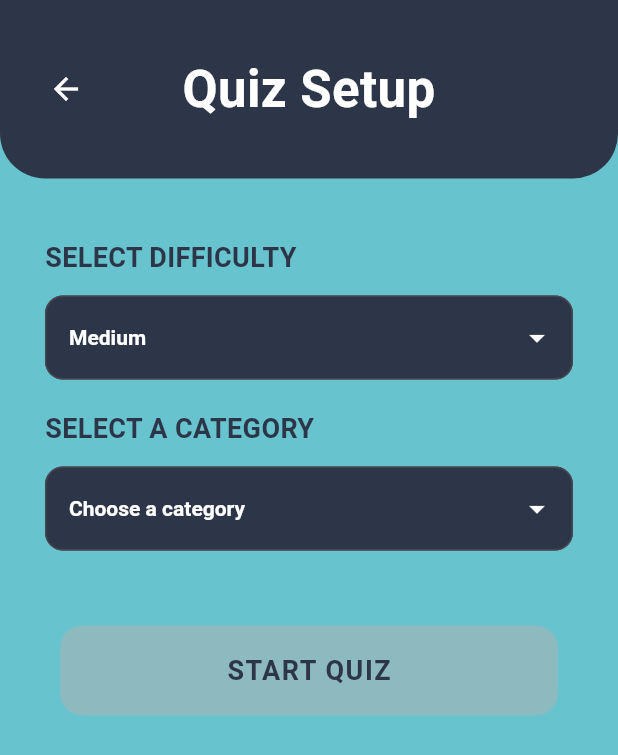
After one commit to MatthewRSM/last_question, a Flutter app: the screen it shows after launch, after a tap on "SETUP QUIZ", on a phone screen of 412 x 824 dp. The commit adds this screen. Shown: the top 755 px of the screen. Run offline on Flutter 3.47's test engine with Material 3 defaults, Android fonts, the phone set to English and light mode, and no system bars.

Commit message:
Quiz Setup Screen Commit

```diff
--- a/lib/screens/home_screen.dart
+++ b/lib/screens/home_screen.dart
@@ -1,5 +1,6 @@
 import 'package:flutter/material.dart';
 import '../theme/app_colours.dart';
+import 'quiz_setup_screen.dart';
 
 class HomeScreen extends StatelessWidget {
 
@@ -51,14 +52,21 @@ class HomeScreen extends StatelessWidget {
                                 ),
                                 // Spacing
                                 const SizedBox(height: 50),
-                                // Start Quiz Button
+                                // Setup Quiz Button
                                 Padding (
                                     padding: const EdgeInsets.symmetric(horizontal: 40),
                                     child: SizedBox(
                                         width: double.infinity,
                                         height: 60,
                                         child: ElevatedButton(
-                                            onPressed: () {},
+                                            onPressed: () {
+                                                Navigator.push(
+                                                    context,
+                                                    MaterialPageRoute(
+                                                        builder: (context) => QuizSetupScreen(),
+                                                    ),
+                                                );
+                                            },
                                             style: ElevatedButton.styleFrom(
                                                 backgroundColor: AppColours.white,
                                                 foregroundColor: AppColours.foreground,
@@ -68,7 +76,38 @@ class HomeScreen extends StatelessWidget {
                                                 elevation: 0,
                                             ),
                                             child: const Text(
-                                                'START QUIZ',
+                                                'SETUP QUIZ',
+                                                style: TextStyle(
+                                                    fontSize: 18,
+                                                    fontWeight: FontWeight.bold,
+                                                    letterSpacing: 1,
+                                                ),
+                                            ),
+                                        ),
+                                    ),
+                                ),
+                                // Spacing
+                                const SizedBox(height: 15),
+                                // Leaderboard Button
+                                Padding (
+                                    padding: const EdgeInsets.symmetric(horizontal: 40),
+                                    child: SizedBox(
+                                        width: double.infinity,
+                                        height: 60,
+                                        child: ElevatedButton(
+                                            onPressed: () {
+                                                // Navigation too be added
+                                            },
+                                            style: ElevatedButton.styleFrom(
+                                                backgroundColor: AppColours.foreground,
+                                                foregroundColor: AppColours.white,
+                                                shape: RoundedRectangleBorder(
+                                                    borderRadius: BorderRadius.circular(15),
+                                                ),
+                                                elevation: 0,
+                                            ),
+                                            child: const Text(
+                                                'LEADERBOARD',
                                                 style: TextStyle(
                                                     fontSize: 18,
                                                     fontWeight: FontWeight.bold,
--- /dev/null
+++ b/lib/screens/quiz_screen.dart
@@ -0,0 +1,24 @@
+import 'package:flutter/material.dart';
+import '../theme/app_colours.dart';
+import '../theme/trivia_categories.dart';
+
+class QuizScreen extends StatelessWidget {
+
+    const QuizScreen({
+        super.key,
+        required this.difficulty,
+        required this.categoryId,
+        required this.categoryName,
+    });
+
+    final String difficulty;
+    final int categoryId;
+    final String categoryName;
+
+    @override
+    Widget build(BuildContext context) {
+        return const Scaffold(
+            body: SizedBox(),
+        );
+    }
+}
--- /dev/null
+++ b/lib/screens/quiz_setup_screen.dart
@@ -0,0 +1,230 @@
+import 'package:flutter/material.dart';
+import '../theme/app_colours.dart';
+import '../theme/trivia_categories.dart';
+import 'quiz_screen.dart';
+
+class QuizSetupScreen extends StatefulWidget {
+    const QuizSetupScreen({super.key});
+
+    @override
+    State<QuizSetupScreen> createState() => _QuizSetupScreenState();
+}
+
+class _QuizSetupScreenState extends State<QuizSetupScreen> {
+
+    String selectedDifficulty = "Medium";
+    String? selectedCategory;
+
+    @override
+    Widget build(BuildContext context) {
+        return Scaffold(
+            backgroundColor: AppColours.background,
+            body: SafeArea(
+                child: Stack(
+                    children: [
+                        Column(
+                            children: [
+                                // Header
+                                Container(
+                                    width: double.infinity,
+                                    padding: const EdgeInsets.symmetric(
+                                        vertical: 35,
+                                        horizontal: 20,
+                                    ),
+                                    decoration: const BoxDecoration(
+                                        color: AppColours.foreground,
+                                        borderRadius: BorderRadius.vertical(
+                                            bottom: Radius.circular(30),
+                                        ),
+                                    ),
+                                    child: Row(
+                                        children: [
+                                            // Navigation - Back Arrow
+                                            IconButton(
+                                                onPressed: () {
+                                                    Navigator.pop(context);
+                                                },
+                                                icon: const Icon(
+                                                    Icons.arrow_back,
+                                                    color: AppColours.white,
+                                                ),
+                                            ),
+                                            // Header Text
+                                            const Expanded (
+                                                child: Text(
+                                                    'Quiz Setup',
+                                                    textAlign: TextAlign.center,
+                                                    style: TextStyle(
+                                                        color: AppColours.white,
+                                                        fontSize: 34,
+                                                        fontWeight: FontWeight.bold,
+                                                    ),
+                                                ),
+                                            ),
+                                            // Padding for Back Arrow
+                                            const SizedBox(width: 48),
+                                        ],
+                                    ),
+                                ),
+                                // Spacing
+                                const SizedBox(height: 40),
+
+                                // Difficulty Selection
+                                Padding (
+                                    padding: const EdgeInsets.symmetric(horizontal: 30),
+                                    child: Column(
+                                        crossAxisAlignment: CrossAxisAlignment.start,
+                                        children: [
+                                            // Label
+                                            const Text(
+                                                'SELECT DIFFICULTY',
+                                                style: TextStyle(
+                                                    color: AppColours.foreground,
+                                                    fontSize: 18,
+                                                    fontWeight: FontWeight.bold,
+                                                ),
+                                            ),
+                                            // Spacing
+                                            const SizedBox(height: 12),
+                                            // Selector
+                                            DropdownButtonFormField<String>(
+                                                initialValue: selectedDifficulty,
+                                                decoration: InputDecoration(
+                                                    filled: true,
+                                                    fillColor: AppColours.foreground,
+                                                    border: OutlineInputBorder(
+                                                        borderRadius: BorderRadius.circular(12),
+                                                    ),
+                                                ),
+                                                dropdownColor: AppColours.foreground,
+                                                style: const TextStyle(
+                                                    color: AppColours.white,
+                                                    fontWeight: FontWeight.bold,
+                                                ),
+                                                iconEnabledColor: AppColours.white,
+                                                items: ['Easy', 'Medium', 'Hard'].map((difficulty) {
+                                                    return DropdownMenuItem(
+                                                        value: difficulty,
+                                                        child: Text(difficulty),
+                                                    );
+                                                }).toList(),
+                                                onChanged: (value) {
+                                                    if (value == null) return;
+                                                    setState(() {
+                                                        selectedDifficulty = value;
+                                                    });
+                                                },
+                                            ),
+                                        ],
+                                    ),
+                                ),
+                                // Spacing
+                                const SizedBox(height: 20),
+                                // Category Selection
+                                Padding (
+                                    padding: const EdgeInsets.symmetric(horizontal: 30),
+                                    child: Column(
+                                        crossAxisAlignment: CrossAxisAlignment.start,
+                                        children: [
+                                            // Label
+                                            const Text(
+                                                'SELECT A CATEGORY',
+                                                style: TextStyle(
+                                                    color: AppColours.foreground,
+                                                    fontSize: 18,
+                                                    fontWeight: FontWeight.bold,
+                                                ),
+                                            ),
+                                            // Spacing
+                                            const SizedBox(height: 12),
+                                            // Selector
+                                            DropdownButtonFormField<String>(
+                                                initialValue: selectedCategory,
+                                                decoration: InputDecoration(
+                                                    filled: true,
+                                                    fillColor: AppColours.foreground,
+                                                    border: OutlineInputBorder(
+                                                        borderRadius: BorderRadius.circular(12),
+                                                    ),
+                                                ),
+                                                hint: const Text(
+                                                    'Choose a category',
+                                                    style: TextStyle(color: AppColours.white),
+                                                ),
+                                                dropdownColor: AppColours.foreground,
+                                                style: const TextStyle(
+                                                    color: AppColours.white,
+                                                    fontWeight: FontWeight.bold,
+                                                ),
+                                                iconEnabledColor: AppColours.white,
+                                                items: TriviaCategories.categories.keys.map((category) {
+                                                    return DropdownMenuItem(
+                                                        value: category,
+                                                        child: Text(category),
+                                                    );
+                                                }).toList(),
+                                                onChanged: (value) {
+                                                    if (value == null) return;
+                                                    setState(() {
+                                                        selectedCategory = value;
+                                                    });
+                                                },
+                                            ),
+                                        ],
+                                    ),
+                                ),
+                                // Spacing
+                                const SizedBox(height: 50),
+                                // Start Quiz Button
+                                Padding (
+                                    padding: const EdgeInsets.symmetric(horizontal: 40),
+                                    child: SizedBox(
+                                        width: double.infinity,
+                                        height: 60,
+                                        child: ElevatedButton(
+                                            // Disable button if no category is selected
+                                            onPressed: selectedCategory == null ? null : () {
+                                                final categoryName = selectedCategory;
+                                                if (categoryName == null) return;
+
+                                                final categoryId = TriviaCategories.categories[categoryName]!;
+                                                Navigator.push(
+                                                    context,
+                                                    MaterialPageRoute(
+                                                        builder: (context) => QuizScreen(
+                                                            difficulty: selectedDifficulty.toLowerCase(),
+                                                            categoryId: categoryId,
+                                                            categoryName: categoryName,
+                                                        ),
+                                                    ),
+                                                );
+                                            },
+                                            style: ElevatedButton.styleFrom(
+                                                backgroundColor: AppColours.white,
+                                                foregroundColor: AppColours.foreground,
+                                                disabledBackgroundColor: AppColours.grey,
+                                                disabledForegroundColor: AppColours.foreground,
+                                                shape: RoundedRectangleBorder(
+                                                    borderRadius: BorderRadius.circular(15),
+                                                ),
+                                                elevation: 0,
+                                            ),
+                                            child: const Text(
+                                                'START QUIZ',
+                                                style: TextStyle(
+                                                    fontSize: 18,
+                                                    fontWeight: FontWeight.bold,
+                                                    letterSpacing: 1,
+                                                ),
+                                            ),
+                                        ),
+                                    ),
+                                ),
+                            ],
+                        ),
+                    ],
+                ),
+            ),
+        );
+    }
+}
--- a/lib/theme/app_colours.dart
+++ b/lib/theme/app_colours.dart
@@ -6,6 +6,7 @@ class AppColours {
     static const Color foreground = Color(0xFF2D3648);
 
     static const Color white = Color(0xFFFFFFFF);
+    static const Color grey = Color(0xFF8CBABF);
 
     static const Color primaryText = Color(0xFFF2FFFF);
     static const Color secondaryText = Color(0xFF2D3648);
--- /dev/null
+++ b/lib/theme/trivia_categories.dart
@@ -0,0 +1,32 @@
+class TriviaCategories {
+
+    static const Map<String, int> categories = {
+
+        'General Knowledge': 9,
+        'Books': 10,
+        'Film': 11,
+        'Music': 12,
+        'Musicals & Theatre': 13,
+        'Television': 14,
+        'Video Games': 15,
+        'Board Games': 16,
+        'Science & Nature': 17,
+        'Computers': 18,
+        'Mathematics': 19,
+        'Mythology': 20,
+        'Sports': 21,
+        'Geography': 22,
+        'History': 23,
+        'Politics': 24,
+        'Art': 25,
+        'Celebrities': 26,
+        'Animals': 27,
+        'Vehicles': 28,
+        'Comics': 29,
+        'Gadgets': 30,
+        'Anime & Manga': 31,
+        'Cartoons': 32,
+
+    };
+
+}
```
